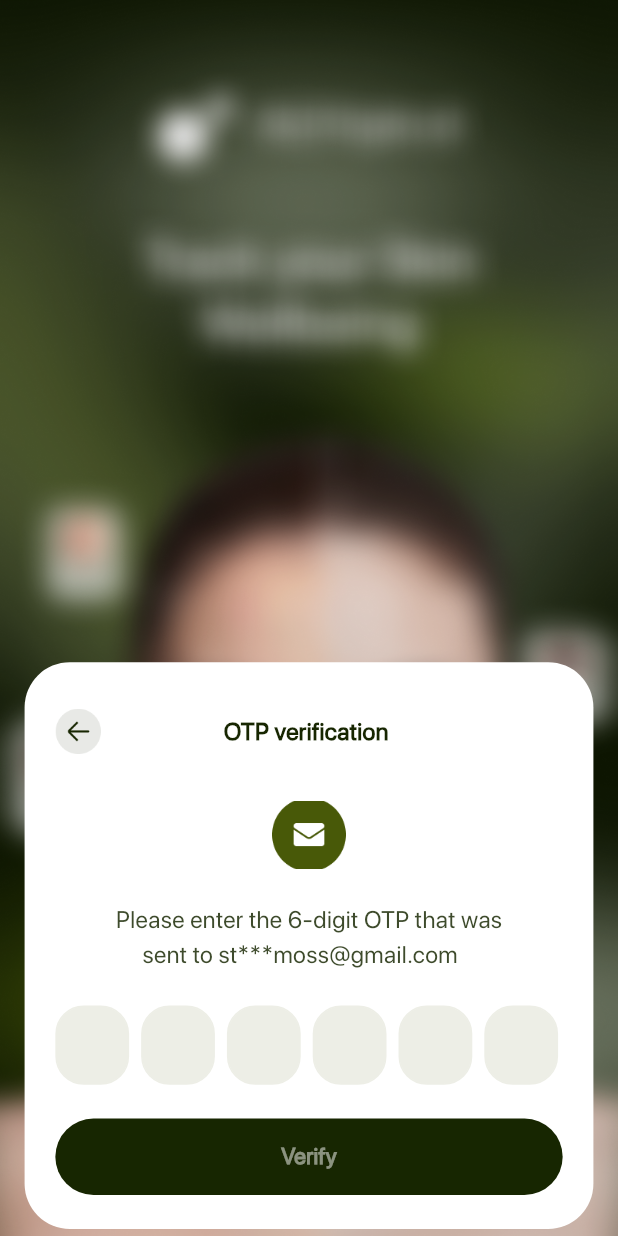
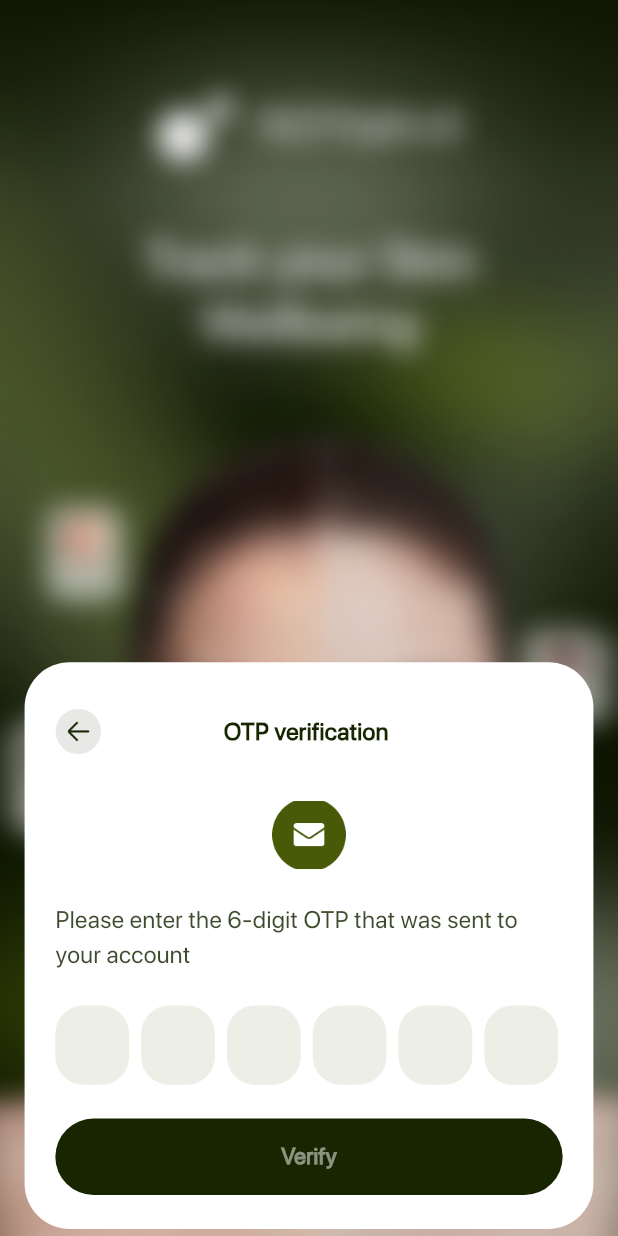
Before and after one commit to ahizaz/personal_wellness, a Flutter app: the OtpVerification screen opened directly with empty values, on a phone screen of 412 x 824 dp. Run offline on Flutter 3.47's test engine with Material 3 defaults, Android fonts, the phone set to English and light mode, and no system bars; drawn by our look-alikes of pinput; our stand-ins replace camera, firebase_auth, firebase_core, firebase_messaging, fl_chart, flutter_easyloading and 12 more; accounts and stored records are empty; project files that could hold a hidden picture were left out; key blocks and very long unbroken strings in the code were emptied for the run.

```diff
--- a/lib/feature/forgot_otp_verification.dart/screen/otp_verification.dart
+++ b/lib/feature/forgot_otp_verification.dart/screen/otp_verification.dart
@@ -60,7 +60,7 @@ class OtpVerification extends StatelessWidget {
                    SizedBox(height: 24.h,),
                     Center(
                       child: Text(
-                        "Please enter the 6-digit OTP that was\n     sent to st***moss@gmail.com",
+                        "Please enter the 6-digit OTP that was sent to your account",
                         textAlign: TextAlign.left,
                         style: TextStyle(
                           fontWeight: FontWeight.w400,
```
